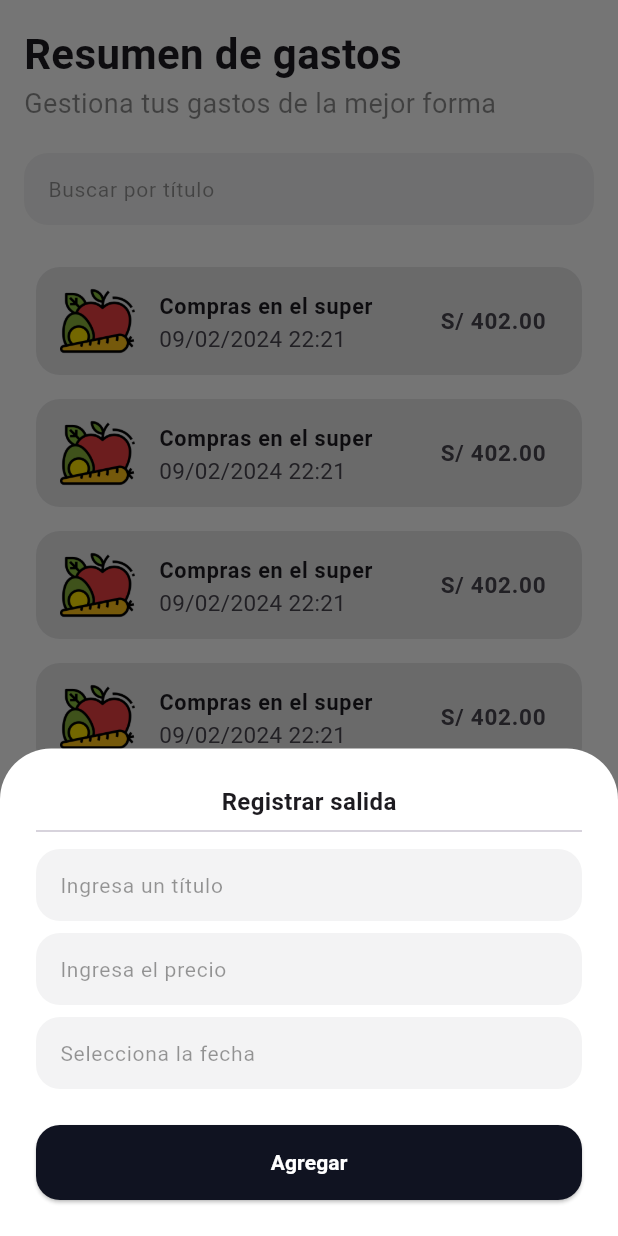
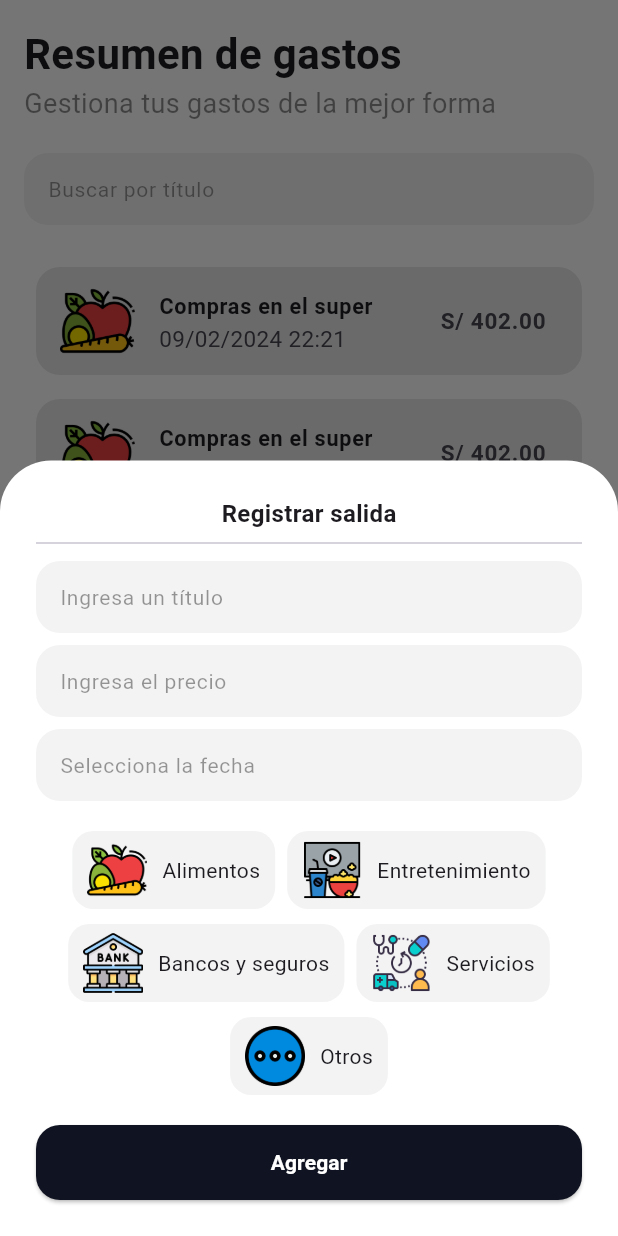
Before and after one commit to AlberthRuiz/gastosapp, a Flutter app: the screen it shows after launch, after a tap on "Agregar", on a phone screen of 412 x 824 dp. Run offline on Flutter 3.47's test engine with Material 3 defaults, Android fonts, the phone set to English and light mode, and no system bars.

Commit message:
Modal refresh

```diff
--- /dev/null
+++ b/lib/modals/register_form_modal.dart
@@ -0,0 +1,131 @@
+import 'package:flutter/material.dart';
+import 'package:gastosapp/utils/data_general.dart';
+import 'package:gastosapp/widgets/item_type_widget.dart';
+import 'package:gastosapp/widgets/textfield_normal_widget.dart';
+import 'package:intl/intl.dart';
+
+class Registermodal extends StatefulWidget {
+  const Registermodal({super.key});
+
+  @override
+  State<Registermodal> createState() => _RegistermodalState();
+}
+
+class _RegistermodalState extends State<Registermodal> {
+  TextEditingController _titleController = TextEditingController();
+  TextEditingController _descriptionController = TextEditingController();
+  TextEditingController _priceController = TextEditingController();
+  TextEditingController _dateController = TextEditingController();
+  String? typeSelected;
+  showDateTimePicker() async {
+    DateTime? datepicker = await showDatePicker(
+      context: context,
+      initialDate: DateTime.now(),
+      firstDate: DateTime(2020),
+      lastDate: DateTime(2030),
+      builder: (BuildContext context, Widget? child) {
+        return Theme(
+          data: ThemeData.light().copyWith(
+              colorScheme: ColorScheme.light(
+                primary: Color(0xff101321),
+              ),
+              dialogTheme: DialogTheme(
+                shape: RoundedRectangleBorder(
+                  borderRadius: BorderRadius.circular(24.0),
+                ),
+              )),
+          child: child!,
+        );
+      },
+    );
+    if (datepicker != null) {
+      final DateFormat _formatter = DateFormat("dd/MM/yyyy");
+      _dateController.text = _formatter.format(datepicker);
+      setState(() {});
+    }
+  }
+
+  @override
+  Widget build(BuildContext context) {
+    return Container(
+      padding: EdgeInsets.all(24),
+      decoration: BoxDecoration(
+        color: Colors.white,
+        borderRadius: BorderRadius.only(
+          topLeft: Radius.circular(34),
+          topRight: Radius.circular(34),
+        ),
+      ),
+      child: Column(
+        mainAxisSize: MainAxisSize.min,
+        children: [
+          Text(
+            "Registrar salida",
+            style: TextStyle(fontWeight: FontWeight.w700, fontSize: 16),
+          ),
+          Divider(),
+          TextFieldNormalWidget(
+            hintText: "Ingresa un título",
+            controller: _titleController,
+            // isDatePicket: false,
+          ),
+          TextFieldNormalWidget(
+            controller: _priceController,
+            hintText: "Ingresa el precio",
+            isNumber: true,
+            // isDatePicket: false,
+          ),
+          TextFieldNormalWidget(
+            controller: _dateController,
+            hintText: "Selecciona la fecha",
+            // isNumber: false,
+            isDatePicket: true,
+            onTap: () {
+              showDateTimePicker();
+            },
+          ),
+          SizedBox(
+            height: 16,
+          ),
+          Wrap(
+            alignment: WrapAlignment.center,
+            spacing: 8.0,
+            runSpacing: 10.0,
+            children: types
+                .map((e) => ItemTypeGastoWidget(
+                      title: e["name"],
+                      assetPath: e["image"],
+                      isSelected: e["name"] == typeSelected,
+                      onTap: () {
+                        typeSelected = e["name"];
+                        setState(() {});
+                      },
+                    ))
+                .toList(),
+          ),
+          SizedBox(
+            height: 20,
+          ),
+          SizedBox(
+            width: double.infinity,
+            height: 50,
+            child: ElevatedButton(
+              style: ElevatedButton.styleFrom(
+                backgroundColor: Color(0xff101321),
+                shape: RoundedRectangleBorder(
+                  borderRadius: BorderRadius.circular(16.0),
+                ),
+              ),
+              onPressed: () {},
+              child: Text(
+                "Agregar",
+                style:
+                    TextStyle(fontWeight: FontWeight.bold, color: Colors.white),
+              ),
+            ),
+          )
+        ],
+      ),
+    );
+  }
+}
--- a/lib/pages/home_page.dart
+++ b/lib/pages/home_page.dart
@@ -1,5 +1,8 @@
 import 'package:flutter/material.dart';
+import 'package:gastosapp/modals/register_form_modal.dart';
+import 'package:gastosapp/utils/data_general.dart';
 import 'package:gastosapp/widgets/item_gasto_widget.dart';
+import 'package:gastosapp/widgets/item_type_widget.dart';
 import 'package:gastosapp/widgets/textfield_normal_widget.dart';
 import 'package:intl/intl.dart';
 
@@ -10,39 +13,6 @@ class HomePage extends StatefulWidget {
 
 class _HomePageState extends State<HomePage> {
   TextEditingController _searchController = TextEditingController();
-  TextEditingController _titleController = TextEditingController();
-  TextEditingController _descriptionController = TextEditingController();
-  TextEditingController _priceController = TextEditingController();
-  TextEditingController _dateController = TextEditingController();
-
-  showDateTimePicker() async {
-    DateTime? datepicker = await showDatePicker(
-      context: context,
-      initialDate: DateTime.now(),
-      firstDate: DateTime(2020),
-      lastDate: DateTime(2030),
-      builder: (BuildContext context, Widget? child) {
-        return Theme(
-          data: ThemeData.light().copyWith(
-              colorScheme: ColorScheme.light(
-                primary: Color(0xff101321),
-              ),
-              dialogTheme: DialogTheme(
-                shape: RoundedRectangleBorder(
-                  borderRadius: BorderRadius.circular(24.0),
-                ),
-              )),
-          child: child!,
-        );
-      },
-    );
-    if (datepicker != null) {
-      final DateFormat _formatter = DateFormat("dd/MM/yyyy");
-      _dateController.text = _formatter.format(datepicker);
-      setState(() {});
-    }
-  }
-
   showModalRegister() {
     showModalBottomSheet(
       isScrollControlled: true,
@@ -53,67 +23,7 @@ class _HomePageState extends State<HomePage> {
           padding: EdgeInsets.only(
             bottom: MediaQuery.of(context).viewInsets.bottom,
           ),
-          child: Container(
-            padding: EdgeInsets.all(24),
-            decoration: BoxDecoration(
-              color: Colors.white,
-              borderRadius: BorderRadius.only(
-                topLeft: Radius.circular(34),
-                topRight: Radius.circular(34),
-              ),
-            ),
-            child: Column(
-              mainAxisSize: MainAxisSize.min,
-              children: [
-                Text(
-                  "Registrar salida",
-                  style: TextStyle(fontWeight: FontWeight.w700, fontSize: 16),
-                ),
-                Divider(),
-                TextFieldNormalWidget(
-                  hintText: "Ingresa un título",
-                  controller: _titleController,
-                  // isDatePicket: false,
-                ),
-                TextFieldNormalWidget(
-                  controller: _priceController,
-                  hintText: "Ingresa el precio",
-                  isNumber: true,
-                  // isDatePicket: false,
-                ),
-                TextFieldNormalWidget(
-                  controller: _dateController,
-                  hintText: "Selecciona la fecha",
-                  // isNumber: false,
-                  isDatePicket: true,
-                  onTap: () {
-                    showDateTimePicker();
-                  },
-                ),
-                SizedBox(
-                  height: 20,
-                ),
-                SizedBox(
-                  width: double.infinity,
-                  height: 50,
-                  child: ElevatedButton(
-                    style: ElevatedButton.styleFrom(
-                      backgroundColor: Color(0xff101321),
-                      shape: RoundedRectangleBorder(
-                        borderRadius: BorderRadius.circular(16.0),
-                      ),
-                    ),
-                    onPressed: () {},
-                    child: Text(
-                      "Agregar",
-                      style: TextStyle(
-                          fontWeight: FontWeight.bold, color: Colors.white),
-                    ),
-                  ),
-                )
-              ],
-            ),
-          ),
+          child: Registermodal(),
         );
       },
     );
--- /dev/null
+++ b/lib/utils/data_general.dart
@@ -0,0 +1,27 @@
+List<Map<String, dynamic>> types = [
+  {
+    "id": 1,
+    "name": "Alimentos",
+    "image": "assets/icons/alimentos.png",
+  },
+  {
+    "id": 2,
+    "name": "Entretenimiento",
+    "image": "assets/icons/entretenimiento.png",
+  },
+  {
+    "id": 3,
+    "name": "Bancos y seguros",
+    "image": "assets/icons/bancos.png",
+  },
+  {
+    "id": 4,
+    "name": "Servicios",
+    "image": "assets/icons/servicios.png",
+  },
+  {
+    "id": 5,
+    "name": "Otros",
+    "image": "assets/icons/otros.png",
+  }
+];
--- /dev/null
+++ b/lib/widgets/item_type_widget.dart
@@ -0,0 +1,58 @@
+import 'package:flutter/material.dart';
+
+class ItemTypeGastoWidget extends StatefulWidget {
+  String title;
+  String assetPath;
+  bool isSelected;
+  VoidCallback onTap;
+  ItemTypeGastoWidget({
+    required this.title,
+    required this.assetPath,
+    required this.isSelected,
+    required this.onTap,
+  });
+
+  @override
+  State<ItemTypeGastoWidget> createState() => _ItemTypeGastoWidgetState();
+}
+
+class _ItemTypeGastoWidgetState extends State<ItemTypeGastoWidget> {
+  @override
+  Widget build(BuildContext context) {
+    return GestureDetector(
+      onTap: widget.onTap,
+      child: Container(
+        decoration: BoxDecoration(
+          color: Color(0xff101321).withOpacity(0.05),
+          borderRadius: BorderRadius.circular(14.0),
+          border: widget.isSelected
+              ? Border.all(
+                  width: 1.0,
+                  color: Color(0xff101321),
+                )
+              : null,
+        ),
+        padding: EdgeInsets.symmetric(
+          horizontal: 10,
+          vertical: 6,
+        ),
+        child: Row(
+          mainAxisSize: MainAxisSize.min,
+          children: [
+            Image.asset(
+              widget.assetPath,
+              height: 40,
+              width: 40,
+            ),
+            SizedBox(
+              width: 10,
+            ),
+            Text(
+              widget.title,
+            ),
+          ],
+        ),
+      ),
+    );
+  }
+}
```
Also changed, not shown: assets/icons/servicios.png (added).
